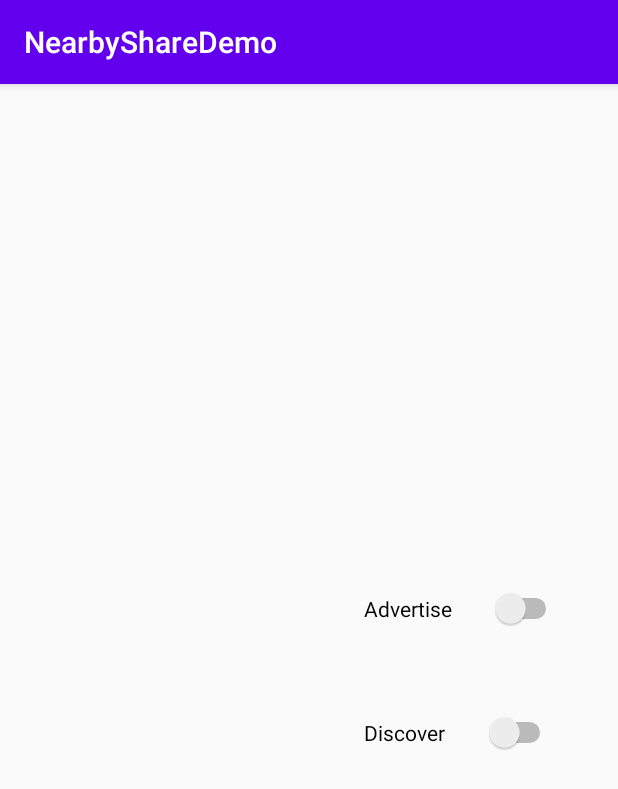
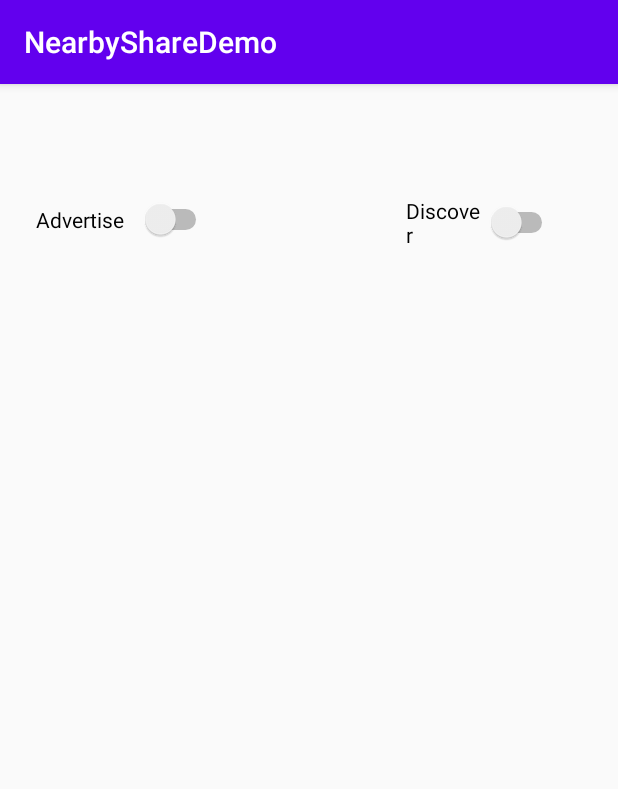
Before and after one commit to nischalshakya95/NearbyShareDemo, an Android app: the screen it shows after launch (MainActivity), on a phone screen of 412 x 824 dp. Shown: the top 789 px of the screen. Run offline under Robolectric (Android 15) with nearby library versions, the phone set to English and light mode, and no system bars; libraries missing offline, so code that uses them is left out: com.google.android.gms.

Commit message:
Update code

```diff
--- a/app/src/main/res/layout/activity_main.xml
+++ b/app/src/main/res/layout/activity_main.xml
@@ -8,25 +8,28 @@
 
     <Switch
         android:id="@+id/advertiseSwitch"
-        android:layout_width="132dp"
-        android:layout_height="35dp"
-        android:layout_marginBottom="28dp"
-        android:text="Advertise"
-        app:layout_constraintBottom_toTopOf="@+id/discoverSwitch"
-        app:layout_constraintEnd_toEndOf="parent"
-        app:layout_constraintHorizontal_bias="0.867"
+        android:layout_width="117dp"
+        android:layout_height="43dp"
+        android:layout_marginStart="24dp"
+        android:text="@string/advertise"
+        app:layout_constraintBottom_toBottomOf="parent"
         app:layout_constraintStart_toStartOf="parent"
         app:layout_constraintTop_toTopOf="parent"
-        app:layout_constraintVertical_bias="0.939" />
+        app:layout_constraintVertical_bias="0.095"
+        tools:ignore="UseSwitchCompatOrMaterialXml" />
 
     <Switch
         android:id="@+id/discoverSwitch"
-        android:layout_width="128dp"
-        android:layout_height="31dp"
-        android:layout_marginBottom="320dp"
-        android:text="Discover"
+        android:layout_width="101dp"
+        android:layout_height="42dp"
+        android:layout_marginEnd="40dp"
+        android:text="@string/discover"
         app:layout_constraintBottom_toBottomOf="parent"
         app:layout_constraintEnd_toEndOf="parent"
-        app:layout_constraintHorizontal_bias="0.855"
-        app:layout_constraintStart_toStartOf="parent" />
+        app:layout_constraintHorizontal_bias="1.0"
+        app:layout_constraintStart_toEndOf="@+id/advertiseSwitch"
+        app:layout_constraintTop_toTopOf="parent"
+        app:layout_constraintVertical_bias="0.098"
+        tools:ignore="UseSwitchCompatOrMaterialXml" />
+
 </androidx.constraintlayout.widget.ConstraintLayout>
--- a/app/src/main/res/values/strings.xml
+++ b/app/src/main/res/values/strings.xml
@@ -4,4 +4,6 @@
     <string name="discover">Discover</string>
     <string name="stop_advertising">Stop Adversiting</string>
     <string name="stop_discovering">Stop Discovering</string>
+    <string name="message">Message</string>
+    <string name="send_message">Send Message</string>
 </resources>
```
